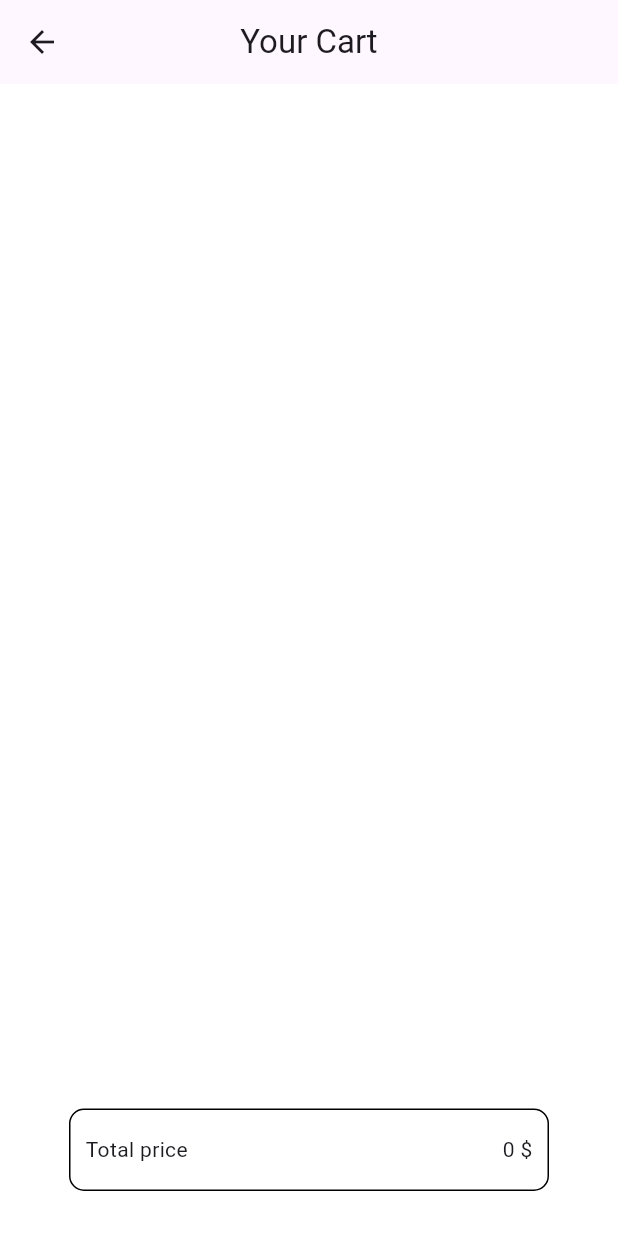
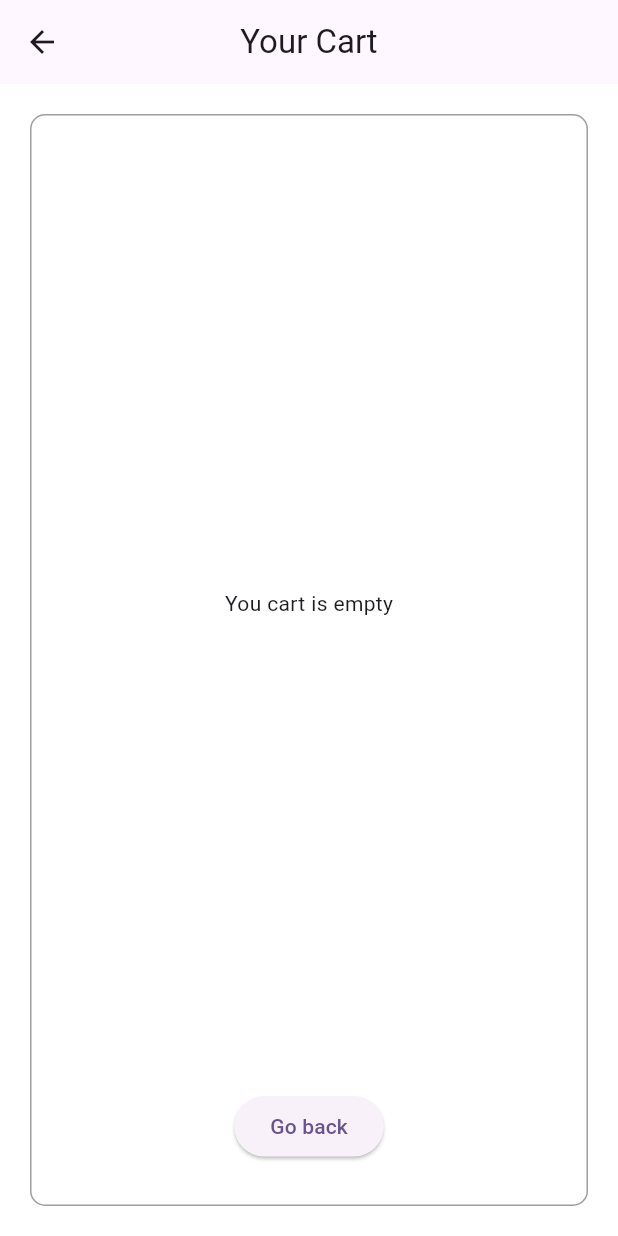
Before and after one commit to Pranav2918/RiverpodDemo, a Flutter app: the screen it shows after launch, after a tap on the "shopping bag" icon, on a phone screen of 412 x 824 dp. Run offline on Flutter 3.47's test engine with Material 3 defaults, Android fonts, the phone set to English and light mode, and no system bars; our stand-ins replace flutter_riverpod, riverpod_annotation; generated files the repository leaves out were written again.

Commit message:
added remove function in cart

```diff
--- a/lib/src/presentation/views/cart/cart.dart
+++ b/lib/src/presentation/views/cart/cart.dart
@@ -25,8 +25,27 @@ class _CartScreenState extends ConsumerState<CartScreen> {
       ),
       body: Center(
         child: Container(
+          margin: EdgeInsets.all(20.0),
           height: double.infinity,
           width: 380.0,
+          decoration: BoxDecoration(
+            borderRadius: BorderRadius.circular(10.0),
+            border: Border.all(color: Colors.black38)
+          ),
+          child: cartProducts.isEmpty ? Column(
+            mainAxisAlignment: MainAxisAlignment.center,
+            children: [
+              const Spacer(),
+              Text("You cart is empty"),
+              const Spacer(),
+              Padding(
+                padding: const EdgeInsets.only(bottom: 28.0),
+                child: ElevatedButton(onPressed: (){
+                  Navigator.pop(context);
+                }, child: Text("Go back")),
+              )
+            ],
+          ) : Container(
             padding: const EdgeInsets.all(30),
             child: Column(
               mainAxisAlignment: MainAxisAlignment.spaceBetween,
@@ -61,11 +80,26 @@ class _CartScreenState extends ConsumerState<CartScreen> {
                                       border: Border.all(color: Colors.black)),
                                   child: Center(
                                     child: Text(
-                                    "${product.price.toString()} \$.",
+                                      "${product.price.toString()} \$",
                                       textDirection: TextDirection.rtl,
                                       style: TextStyle(fontSize: 12),
                                     ),
                                   ),
+                                ),
+                                Container(
+                                  height: 40,
+                                  width: 40,
+                                  margin: EdgeInsets.only(left: 5.0),
+                                  decoration: BoxDecoration(
+                                      shape: BoxShape.circle,
+                                      border: Border.all(color: Colors.black)),
+                                  child: IconButton(
+                                      onPressed: () {
+                                        ref
+                                            .read(cartNotifierProvider.notifier)
+                                            .removeProduct(product);
+                                      },
+                                      icon: Icon(Icons.remove)),
                                 )
                               ],
                             ),
@@ -93,6 +127,7 @@ class _CartScreenState extends ConsumerState<CartScreen> {
             ),
           ),
         ),
+      ),
     );
   }
 }
--- a/lib/src/presentation/views/home/home.dart
+++ b/lib/src/presentation/views/home/home.dart
@@ -21,9 +21,14 @@ class HomeScreen extends ConsumerWidget {
       ),
       body: Center(
         child: Container(
+          margin: EdgeInsets.all(20.0),
           height: double.infinity,
           width: 380.0,
           alignment: Alignment.center,
+          decoration: BoxDecoration(
+            borderRadius: BorderRadius.circular(10.0),
+            border: Border.all(color: Colors.black38)
+          ),
           child: Padding(
             padding: const EdgeInsets.all(20),
             child: GridView.builder(
--- a/lib/src/providers/prod_provider.dart
+++ b/lib/src/providers/prod_provider.dart
@@ -12,7 +12,7 @@ const List<Product> allProducts = [
   Product(
       discount: 8,
       id: '2',
-      title: 'Karati Kit',
+      title: 'Karate Kit',
       price: 34,
       image: 'assets/images/karati.png'),
   Product(
@@ -34,7 +34,7 @@ const List<Product> allProducts = [
       price: 29,
       image: 'assets/images/drum.png'),
   Product(
-      discount: 100,
+      discount: 10,
       id: '6',
       title: 'Blue Suitcase',
       price: 44,
```
Lines whose indentation alone changed are shown as unchanged.
